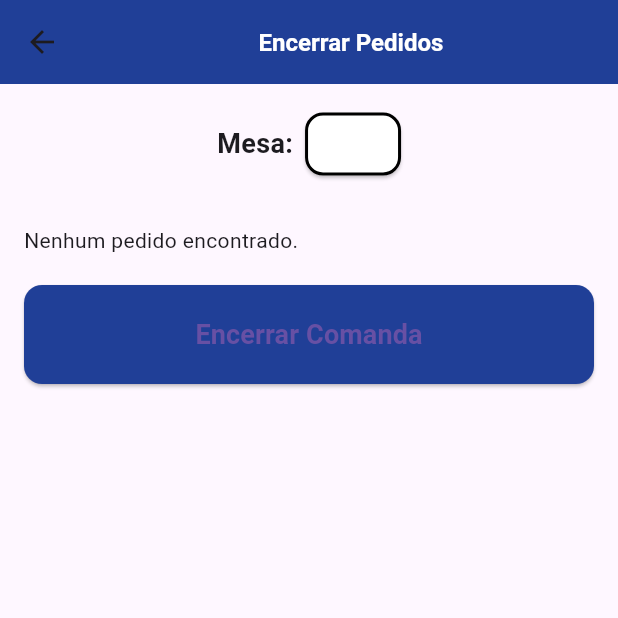
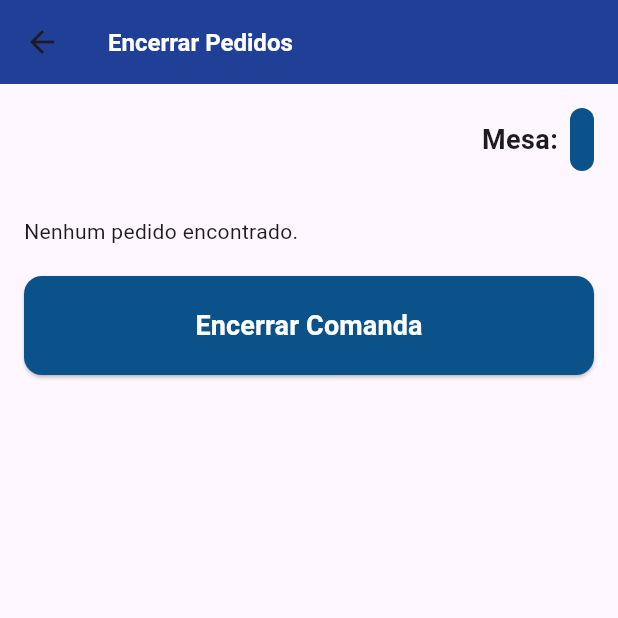
Before and after one commit to Blackburn060/OrderEase_Mobile, a Flutter app: the EncerrarPedidos screen opened directly with empty values, on a phone screen of 412 x 824 dp, the top half of it. Run offline on Flutter 3.47's test engine with Material 3 defaults, Android fonts, the phone set to English and light mode, and no system bars; our stand-ins replace cloud_firestore, firebase_auth, firebase_core, shared_preferences; accounts and stored records are empty.

Commit message:
UI encerrar comanda

```diff
--- a/orderease/lib/EncerrarPedido/EncerrarComanda.dart
+++ b/orderease/lib/EncerrarPedido/EncerrarComanda.dart
@@ -12,14 +12,12 @@ class EncerrarPedidos extends StatelessWidget {
     return Scaffold(
       appBar: AppBar(
         backgroundColor: const Color(0xff203F97),
-        title: Center(
-          child: Text(
+        title: Text(
           'Encerrar Pedidos',
           style: TextStyle(
             color: Colors.white,
             fontSize: 16,
             fontWeight: FontWeight.bold,
-            ),
           ),
         ),
       ),
@@ -32,7 +30,7 @@ class EncerrarPedidos extends StatelessWidget {
             Container(
               margin: EdgeInsets.only(bottom: 10),
               child: Row(
-                mainAxisAlignment: MainAxisAlignment.center,
+                mainAxisAlignment: MainAxisAlignment.end,
                 children: [
                   Text(
                     'Mesa:',
@@ -42,27 +40,18 @@ class EncerrarPedidos extends StatelessWidget {
                     ),
                   ),
                   SizedBox(width: 8),
-                  ElevatedButton(
-                    onPressed: () {}, // Adicione a lógica desejada aqui
-                    style: ElevatedButton.styleFrom(
-                      primary: Colors.white,
-                      onPrimary: Colors.black,
-                      shape: RoundedRectangleBorder(
-                        borderRadius: BorderRadius.circular(12.0),
-                        side: BorderSide(
-                          color: Colors.black,
-                          width: 2.0,
+                  Container(
+                    padding: EdgeInsets.all(8.0),
+                    decoration: BoxDecoration(
+                      color: Color(0xff0B518A),
+                      borderRadius: BorderRadius.circular(8.0),
                     ),
-                      ),
-                    ),
-                    child: Container(
-                      padding: EdgeInsets.all(8.0),
                     child: Text(
                       mesa,
                       style: TextStyle(
+                        color: Colors.white,
                         fontSize: 18,
                         fontWeight: FontWeight.bold,
-                        ),
                       ),
                     ),
                   ),
@@ -120,7 +109,7 @@ class EncerrarPedidos extends StatelessWidget {
               style: ElevatedButton.styleFrom(
                 padding: EdgeInsets.all(20),
                 minimumSize: const Size(double.infinity, 0),
-                primary: const Color(0xff203F97),
+                primary: const Color(0xff0B518A),
                 shape: RoundedRectangleBorder(
                   borderRadius: BorderRadius.circular(12),
                 ),
@@ -128,6 +117,7 @@ class EncerrarPedidos extends StatelessWidget {
               child: const Text(
                 'Encerrar Comanda',
                 style: TextStyle(
+                  color: Colors.white,
                   fontSize: 18,
                   fontWeight: FontWeight.bold,
                 ),
```
Lines whose indentation alone changed are shown as unchanged.
